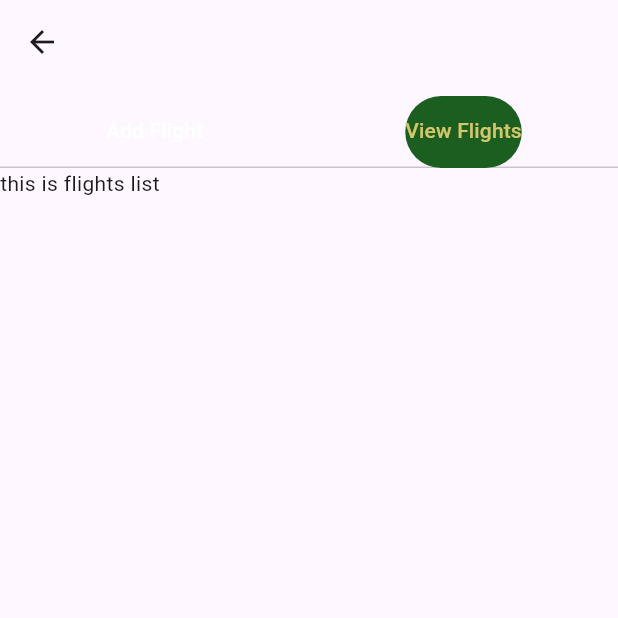
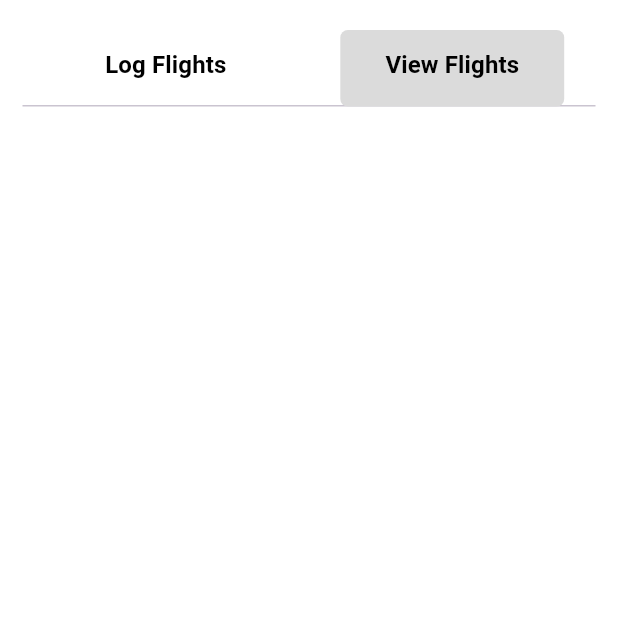
Before and after one commit to Juanro-Minne/SkyMemoApp, a Flutter app: the LogFlightsScreen screen opened directly, tab 2 chosen, on a phone screen of 412 x 824 dp, the top half of it. Run offline on Flutter 3.47's test engine with Material 3 defaults, Android fonts, the phone set to English and light mode, and no system bars; our stand-ins replace cloud_firestore, firebase_auth, firebase_core, firebase_storage, google_nav_bar, google_sign_in and 1 more; accounts and stored records are empty.

Commit message:
added toggle  and tabview

```diff
--- a/flightlogbook_app/flight_logbook/lib/components/custom_tabbar.dart
+++ b/flightlogbook_app/flight_logbook/lib/components/custom_tabbar.dart
@@ -2,27 +2,20 @@ import 'package:flutter/material.dart';
 
 class CustomTabBar extends StatelessWidget {
   final TabController? tabController;
+  final List<Widget> children;
 
-  const CustomTabBar({Key? key, this.tabController}) : super(key: key);
+  const CustomTabBar({
+    Key? key,
+    this.tabController,
+    required this.children,
+  }) : super(key: key);
 
   @override
   Widget build(BuildContext context) {
     return TabBar(
       controller: tabController,
-      indicator: BoxDecoration(
-        color: Colors.green.shade900, // Dark green color
-        borderRadius: BorderRadius.circular(50),
-      ),
-      labelColor: const Color.fromARGB(255, 212, 198, 106), // Gold color
-      unselectedLabelColor: Colors.white, // White color
-      tabs: const [
-        Tab(
-          text: 'Add Flight',
-        ),
-        Tab(
-          text: 'View Flights',
-        ),
-      ],
+      unselectedLabelColor: Colors.black,
+      tabs: children,
     );
   }
 }
--- /dev/null
+++ b/flightlogbook_app/flight_logbook/lib/components/tab.dart
@@ -0,0 +1,26 @@
+import 'package:flutter/material.dart';
+
+class TabCustom extends StatelessWidget {
+  final String text;
+  final EdgeInsets padding;
+
+  const TabCustom(
+      {Key? key, required this.text, this.padding = const EdgeInsets.all(10.0)})
+      : super(key: key);
+
+  @override
+  Widget build(BuildContext context) {
+    return Tab(
+      child: Padding(
+        padding: padding,
+        child: Text(
+          text,
+          style: const TextStyle(
+            fontSize: 16,
+            fontWeight: FontWeight.bold,
+          ),
+        ),
+      ),
+    );
+  }
+}
--- a/flightlogbook_app/flight_logbook/lib/screens/log_flights_screen.dart
+++ b/flightlogbook_app/flight_logbook/lib/screens/log_flights_screen.dart
@@ -3,8 +3,8 @@ import 'package:flight_logbook/components/flight_logging_form.dart';
 import 'package:firebase_auth/firebase_auth.dart';
 import 'package:cloud_firestore/cloud_firestore.dart';
 import 'package:intl/intl.dart';
-
 import '../components/custom_tabbar.dart';
+import '../components/tab.dart';
 
 class FlightData {
   final String takeoffLocation;
@@ -18,8 +18,12 @@ class FlightData {
     required this.destination,
     required this.flightTime,
     required this.flightDescription,
-    required this.takeoffTime,
-  });
+    required Timestamp takeoffTime,
+  }) : takeoffTime = takeoffTime.toDate();
+}
+
+String _formatDateTime(DateTime dateTime) {
+  return DateFormat.yMMMd().add_jm().format(dateTime);
 }
 
 class FlightDataSource extends DataTableSource {
@@ -51,9 +55,6 @@ class FlightDataSource extends DataTableSource {
   bool get isRowCountApproximate => false;
   @override
   int get selectedRowCount => 0;
-  String _formatDateTime(DateTime dateTime) {
-    return DateFormat.yMMMd().add_jm().format(dateTime);
-  }
 }
 
 class LogFlightsScreen extends StatefulWidget {
@@ -80,88 +81,127 @@ class _LogFlightsScreenState extends State<LogFlightsScreen>
   @override
   Widget build(BuildContext context) {
     return Scaffold(
-      appBar: AppBar(
-        bottom: PreferredSize(
-          preferredSize:
-              Size.fromHeight(kToolbarHeight), // Set the height of the tab bar
-          child: CustomTabBar(
-            tabController: _tabController,
+      backgroundColor: Colors.white,
+      body: Column(
+        children: [
+          const SizedBox(height: 5),
+          Padding(
+            padding: const EdgeInsets.all(10),
+            child: Container(
+              width: MediaQuery.of(context).size.height,
+              decoration: BoxDecoration(
+                color: Colors.white,
+                borderRadius: BorderRadius.circular(5),
+              ),
+              child: Column(
+                children: [
+                  Padding(
+                    padding: const EdgeInsets.all(5),
+                    child: TabBar(
+                      unselectedLabelColor: Colors.black,
+                      labelColor: Colors.black,
+                      indicatorSize: TabBarIndicatorSize.label,
+                      indicatorWeight: 5,
+                      indicator: BoxDecoration(
+                        color: const Color.fromARGB(255, 219, 219,
+                            219), // Set color for the pill indicator
+                        borderRadius: BorderRadius.circular(5),
+                      ),
+                      controller: _tabController,
+                      tabs: const [
+                        TabCustom(
+                          padding: EdgeInsets.symmetric(horizontal: 30),
+                          text: 'Log Flights',
+                        ),
+                        TabCustom(
+                          padding: EdgeInsets.symmetric(horizontal: 30),
+                          text: 'View Flights',
+                        ),
+                      ],
+                    ),
+                  ),
+                ],
               ),
             ),
           ),
-      body: TabBarView(
+          Expanded(
+            child: TabBarView(
               controller: _tabController,
               children: [
                 _buildFlightLoggingForm(),
                 _buildFlightList(),
               ],
             ),
+          )
+        ],
+      ),
     );
   }
 
   Widget _buildFlightList() {
-    return Text('this is flights list');
-    // return FutureBuilder<List<Map<String, dynamic>>>(
-    //   future: _fetchFlights(),
-    //   builder: (context, snapshot) {
-    //     if (snapshot.connectionState == ConnectionState.waiting) {
-    //       return Center(child: CircularProgressIndicator());
-    //     } else if (snapshot.hasError) {
-    //       return Center(child: Text('Error: ${snapshot.error}'));
-    //     } else {
-    //       final flights = snapshot.data!;
-    //       final flightData = flights.map((flight) {
-    //         return FlightData(
-    //           takeoffLocation: flight['takeoffLocation'] ?? '',
-    //           destination: flight['destination'] ?? '',
-    //           flightTime: flight['flightTime'] ?? 0,
-    //           flightDescription: flight['flightDescription'] ?? '',
-    //           takeoffTime: flight['takeoffTime'] ?? DateTime.now(),
-    //         );
-    //       }).toList();
+    return Container(
+      padding: const EdgeInsets.all(10),
+      decoration: BoxDecoration(
+        borderRadius: BorderRadius.circular(10),
+      ),
+      child: FutureBuilder<List<Map<String, dynamic>>>(
+        future: _fetchFlights(),
+        builder: (context, snapshot) {
+          if (snapshot.connectionState == ConnectionState.waiting) {
+            return const Center(child: CircularProgressIndicator());
+          } else if (snapshot.hasError) {
+            return Center(child: Text('Error: ${snapshot.error}'));
+          } else {
+            final flights = snapshot.data!;
+            final flightData = flights.map((flight) {
+              return FlightData(
+                takeoffLocation: flight['takeoffLocation'] ?? '',
+                destination: flight['destination'] ?? '',
+                flightTime: flight['flightTime'] ?? 0,
+                flightDescription: flight['flightDescription'] ?? '',
+                takeoffTime: flight['takeoffTime'] ?? DateTime.now(),
+              );
+            }).toList();
 
-    //       return Container(
-    //         width: MediaQuery.of(context).size.width,
-    //         height: MediaQuery.of(context).size.height -
-    //             kToolbarHeight -
-    //             kBottomNavigationBarHeight,
-    //         child: PaginatedDataTable(
-    //           header: const Text('Flight List'),
-    //           columns: [
-    //             DataColumn(label: Text('Takeoff Location')),
-    //             DataColumn(label: Text('Destination')),
-    //             DataColumn(label: Text('Flight Time (hours)')),
-    //             DataColumn(label: Text('Flight Description')),
-    //             DataColumn(label: Text('Takeoff Time')),
-    //           ],
-    //           source: FlightDataSource(flightData: flightData),
-    //           rowsPerPage: 3, // Set the number of rows per page
-    //         ),
-    //       );
-    //     }
-    //   },
-    // );
+            return ListView.builder(
+              itemCount: flightData.length,
+              itemBuilder: (context, index) {
+                final flight = flightData[index];
+                return Container(
+                  margin: const EdgeInsets.symmetric(vertical: 5),
+                  decoration: BoxDecoration(
+                    borderRadius: BorderRadius.circular(20),
+                    color: const Color.fromARGB(255, 243, 202, 128),
+                  ), // Set tile background color
+                  child: ListTile(
+                    contentPadding: const EdgeInsets.all(10),
+                    title: Text('Flight ${index + 1}'),
+                    subtitle: Column(
+                      crossAxisAlignment: CrossAxisAlignment.start,
+                      children: [
+                        Text('Takeoff Location: ${flight.takeoffLocation}'),
+                        Text('Destination: ${flight.destination}'),
+                        Text('Flight Time (hours): ${flight.flightTime}'),
+                        Text('Flight Description: ${flight.flightDescription}'),
+                        Text(
+                            'Takeoff Time: ${_formatDateTime(flight.takeoffTime)}'),
+                      ],
+                    ),
+                  ),
+                );
+              },
+            );
+          }
+        },
+      ),
+    );
   }
 
   Widget _buildFlightLoggingForm() {
-    return Text('this is flights log');
-    // return SingleChildScrollView(
-    //   padding: const EdgeInsets.all(16.0),
-    //   child: Column(
-    //     crossAxisAlignment: CrossAxisAlignment.start,
-    //     children: [
-    //       const Text(
-    //         'Log your flight details below:',
-    //         style: TextStyle(fontSize: 18, fontWeight: FontWeight.bold),
-    //       ),
-    //       const SizedBox(height: 10),
-    //       FlightLoggingForm(
-    //         fetchPlaneRegistrations: _fetchPlaneRegistrations,
-    //         onLogFlight: _logFlight,
-    //       ),
-    //     ],
-    //   ),
-    // );
+    return FlightLoggingForm(
+      fetchPlaneRegistrations: _fetchPlaneRegistrations,
+      onLogFlight: _logFlight,
+    );
   }
 
   Future<List<String>> _fetchPlaneRegistrations() async {
```
Lines whose indentation alone changed are shown as unchanged.
